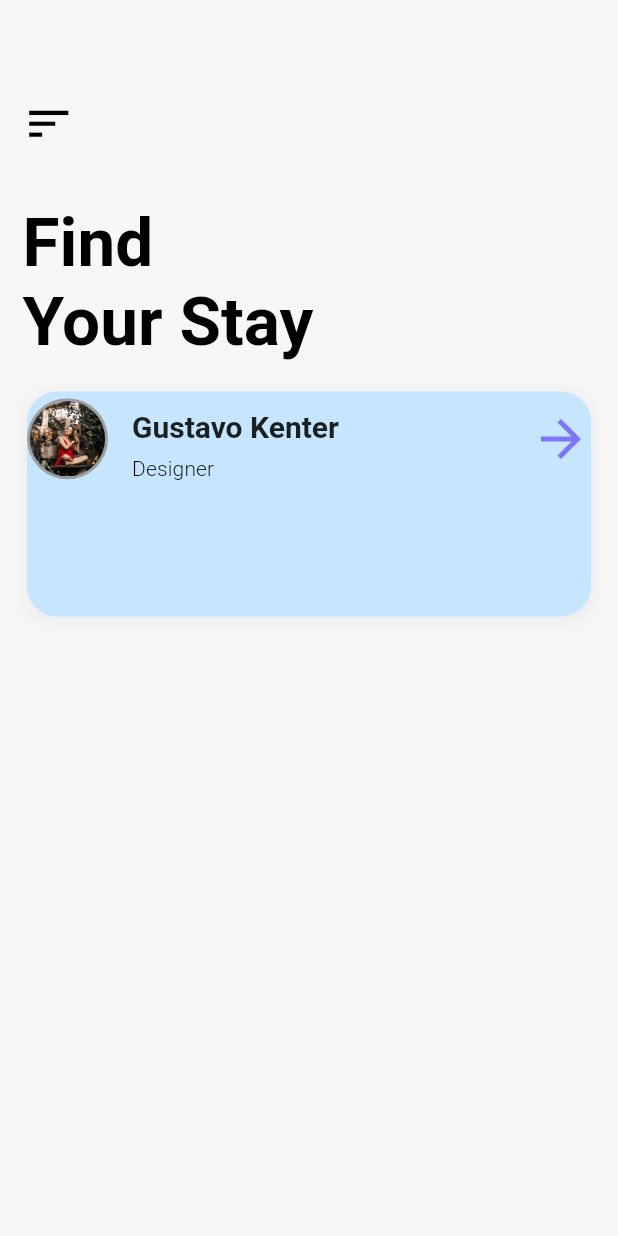
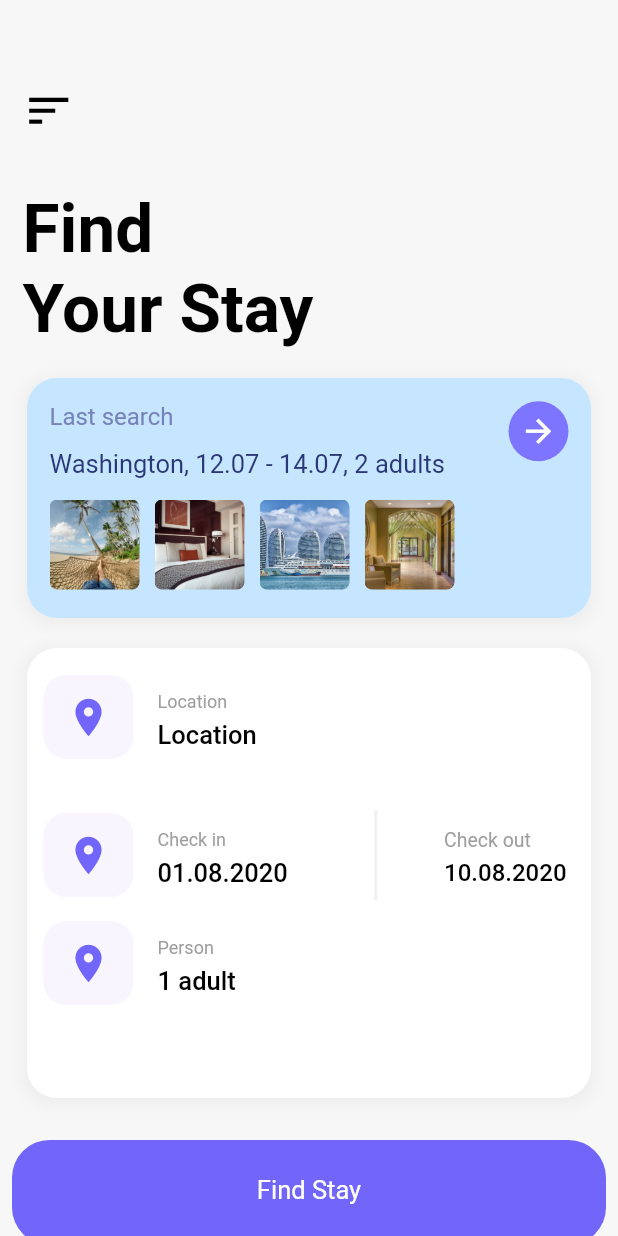
Before and after one commit to IMEF-FEMI/Flutter-Hotel-Booking-App-Concept, a Flutter app: the screen it shows after launch, on a phone screen of 412 x 824 dp. Run offline on Flutter 3.47's test engine with Material 2 defaults, Android fonts, the phone set to English and light mode, and no system bars.

Commit message:
completed front page

```diff
--- a/lib/main.dart
+++ b/lib/main.dart
@@ -21,16 +21,31 @@ class HomeScreen extends StatelessWidget {
   @override
   Widget build(BuildContext context) {
     return Scaffold(
-        body: Column(
-      crossAxisAlignment: CrossAxisAlignment.start,
+        appBar: AppBar(
+          elevation: 0,
+          backgroundColor: Color(0xfff7f7f8),
+          // leading: Padding(
+          //   padding: const EdgeInsets.all(8.0),
+          //   child: Icon(
+          //     Icons.sort,
+          //     size: 35,
+          //     color: Colors.black,
+          //   ),
+          // ),
+        ),
+        body: ListView(
+          children: <Widget>[
+            Row(
               children: <Widget>[
                 Padding(
-          padding: const EdgeInsets.only(left: 15, top: 65),
+                  padding: const EdgeInsets.only(left: 15, top: 0),
                   child: Icon(
                     Icons.sort,
                     size: 35,
                     color: Colors.black,
                   ),
+                ),
+              ],
             ),
             SizedBox(
               height: 20,
@@ -45,10 +60,167 @@ class HomeScreen extends StatelessWidget {
                     .copyWith(color: Colors.black, fontWeight: FontWeight.w600),
               ),
             ),
-        Padding(
+            hotelPreview(),
+            checkInInfo(),
+            SizedBox(height: 20,),
+            InkWell(
+              onTap: () {},
+              child: Padding(
+                padding: const EdgeInsets.all(8.0),
+                child: Container(
+                  height: 70,
+                  decoration: BoxDecoration(
+                    color: Color(0xff7166f9),
+                    borderRadius: BorderRadius.all(Radius.circular(25)),
+                  ),
+                  child: Padding(
+                    padding: const EdgeInsets.symmetric(vertical: 23.0),
+                    child: Text(
+                      "Find Stay",
+                      style: TextStyle(color: Colors.white, fontSize: 17),
+                      textAlign: TextAlign.center,
+                    ),
+                  ),
+                ),
+              ),
+            ),
+            SizedBox(
+              height: 20,
+            )
+          ],
+        ));
+  }
+
+  Padding checkInInfo() {
+    return Padding(
+      padding: const EdgeInsets.symmetric(horizontal: 18.0),
+      child: Container(
+        height: 300,
+        decoration: BoxDecoration(
+          borderRadius: BorderRadius.all(Radius.circular(20)),
+          boxShadow: [
+            BoxShadow(
+                color: Colors.grey.withOpacity(.1),
+                spreadRadius: 3,
+                blurRadius: 7,
+                offset: Offset(0, 2))
+          ],
+          color: Colors.white,
+        ),
+        child: Padding(
+          padding: const EdgeInsets.all(10),
+          child: ListView(
+            // mainAxisAlignment: MainAxisAlignment.start,
+            // crossAxisAlignment: CrossAxisAlignment.start,
+            children: <Widget>[
+              checkInListTile(true, "Location", "Location"),
+              SizedBox(
+                height: 20,
+              ),
+              Row(
+                // mainAxisSize: MainAxisSize.max,
+                // mainAxisAlignment: MainAxisAlignment.start,
+                children: <Widget>[
+                  Expanded(
+                      flex: 2,
+                      child: checkInListTile(true, "Check in", "01.08.2020")),
+                  Expanded(
+                    flex: 1,
+                    child: Container(
+                      height: 60,
+                      child: VerticalDivider(
+                        width: 1,
+                        color: Color(0xfff0f0f0),
+                        thickness: 2,
+                      ),
+                    ),
+                  ),
+                  Expanded(
+                    child: checkInListTile(false, "Check out", "10.08.2020"),
+                  ),
+                ],
+              ),
+              // checkInListTile(true, "Check in", "01.08.2020"),
+              checkInListTile(true, "Person", "1 adult"),
+              SizedBox(
+                height: 20,
+              )
+            ],
+          ),
+        ),
+      ),
+    );
+  }
+
+  ListTile checkInListTile(bool leading, String title, String subtitle) {
+    if (leading)
+      return ListTile(
+        leading: Container(
+          height: 60,
+          width: 60,
+          decoration: BoxDecoration(
+              borderRadius: BorderRadius.all(Radius.circular(15)),
+              color: Color(0xfff9f5ff)),
+          child: Icon(
+            Icons.location_on,
+            size: 30,
+            color: Color(0xff7166f9),
+          ),
+        ),
+        contentPadding: EdgeInsets.symmetric(
+          horizontal: 1,
+        ),
+        title: Padding(
+          padding: const EdgeInsets.symmetric(vertical: 5.0),
+          child: Text(
+            title,
+            style: TextStyle(
+              fontSize: 12,
+              fontWeight: FontWeight.normal,
+              color: Colors.grey,
+            ),
+          ),
+        ),
+        subtitle: Text(
+          subtitle,
+          style: TextStyle(
+              fontWeight: FontWeight.w500,
+              fontSize: 17,
+              color: Color(0xff000000)),
+        ),
+        onTap: () {},
+      );
+    return ListTile(
+      contentPadding: EdgeInsets.symmetric(
+        horizontal: 1,
+      ),
+      title: Padding(
+        padding: const EdgeInsets.symmetric(vertical: 5.0),
+        child: Text(
+          title,
+          style: TextStyle(
+            fontSize: 13,
+            fontWeight: FontWeight.normal,
+            color: Colors.grey,
+          ),
+        ),
+      ),
+      subtitle: Text(
+        subtitle,
+        style: TextStyle(
+            fontWeight: FontWeight.w500,
+            fontSize: 16,
+            color: Color(0xff000000)),
+      ),
+      onTap: () {},
+    );
+  }
+
+  Padding hotelPreview() {
+    return Padding(
       padding: const EdgeInsets.symmetric(horizontal: 18.0, vertical: 20),
       child: Container(
-            height: 150,
+        height: 160,
         width: 400,
         decoration: BoxDecoration(
           borderRadius: BorderRadius.all(Radius.circular(20)),
@@ -66,45 +238,66 @@ class HomeScreen extends StatelessWidget {
           crossAxisAlignment: CrossAxisAlignment.start,
           children: <Widget>[
             ListTile(
-                  isThreeLine: true,
-                  leading: CircleAvatar(
-                    radius: 27,
-                    backgroundColor: Colors.grey[500],
-                    child: CircleAvatar(
-                      backgroundImage: AssetImage('assets/ol1.jpeg'),
-                      radius: 25,
+              contentPadding: EdgeInsets.symmetric(
+                horizontal: 15,
               ),
-                  ),
-                  contentPadding: EdgeInsets.all(0),
               title: Padding(
-                    padding: const EdgeInsets.symmetric(vertical: 8.0),
+                padding: const EdgeInsets.symmetric(vertical: 12.0),
                 child: Text(
-                      'Gustavo Kenter ',
-                      style: Theme.of(context)
-                          .textTheme
-                          .headline6
-                          .copyWith(fontWeight: FontWeight.w600),
+                  'Last search ',
+                  style: TextStyle(
+                      fontWeight: FontWeight.normal, color: Color(0xff7781ba)),
                 ),
               ),
               subtitle: Text(
-                    'Designer',
-                    style: Theme.of(context)
-                        .textTheme
-                        .subtitle2
-                        .copyWith(fontWeight: FontWeight.w300),
+                'Washington, 12.07 - 14.07, 2 adults',
+                style: TextStyle(
+                    fontWeight: FontWeight.w400,
+                    fontSize: 17,
+                    color: Color(0xff2b3877)),
               ),
-                  trailing: Icon(
-                    Icons.arrow_forward,
-                    size: 40,
+              trailing: Container(
+                height: 40,
+                width: 40,
+                decoration: BoxDecoration(
+                  borderRadius: BorderRadius.all(Radius.circular(25)),
                   color: Color(0xff7d75ff),
                 ),
+                child: Icon(Icons.arrow_forward, size: 25, color: Colors.white),
+              ),
               onTap: () {},
+            ),
+            Padding(
+              padding:
+                  const EdgeInsets.symmetric(horizontal: 15.0, vertical: 10),
+              child: Row(
+                children: <Widget>[
+                  hotelsPreviewCard("assets/hotel4.jpg"),
+                  SizedBox(width: 10),
+                  hotelsPreviewCard("assets/hotel2.jpg"),
+                  SizedBox(width: 10),
+                  hotelsPreviewCard("assets/hotel3.jpg"),
+                  SizedBox(width: 10),
+                  hotelsPreviewCard("assets/hotel1.jpg"),
+                ],
+              ),
             ),
           ],
         ),
       ),
-        )
-      ],
-    ));
+    );
+  }
+
+  Container hotelsPreviewCard(String img) {
+    return Container(
+      height: 60,
+      width: 60,
+      decoration: BoxDecoration(
+          borderRadius: BorderRadius.all(Radius.circular(5)),
+          image: DecorationImage(
+            image: AssetImage(img),
+            fit: BoxFit.cover,
+          )),
+    );
   }
 }
```
Also changed, not shown: assets/hotel1.jpg (added), assets/hotel2.jpg (added), assets/hotel3.jpg (added), assets/hotel4.jpg (added), assets/ol1.jpeg (deleted), assets/ol2.jpeg (deleted). Lines whose indentation alone changed are shown as unchanged.
